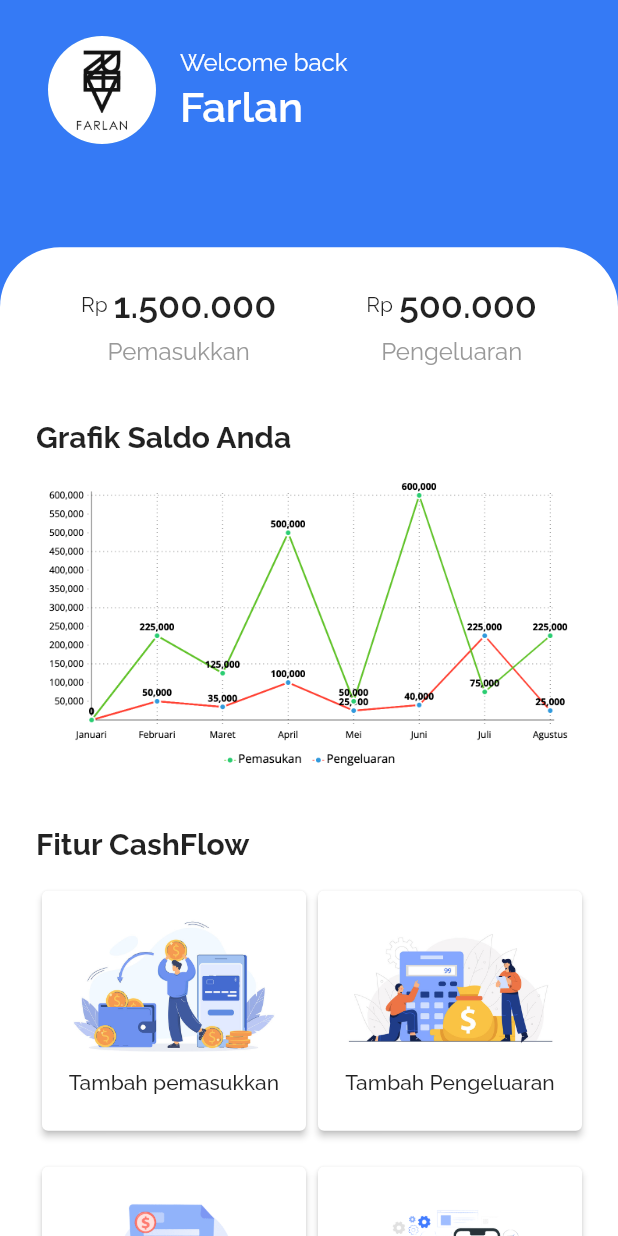
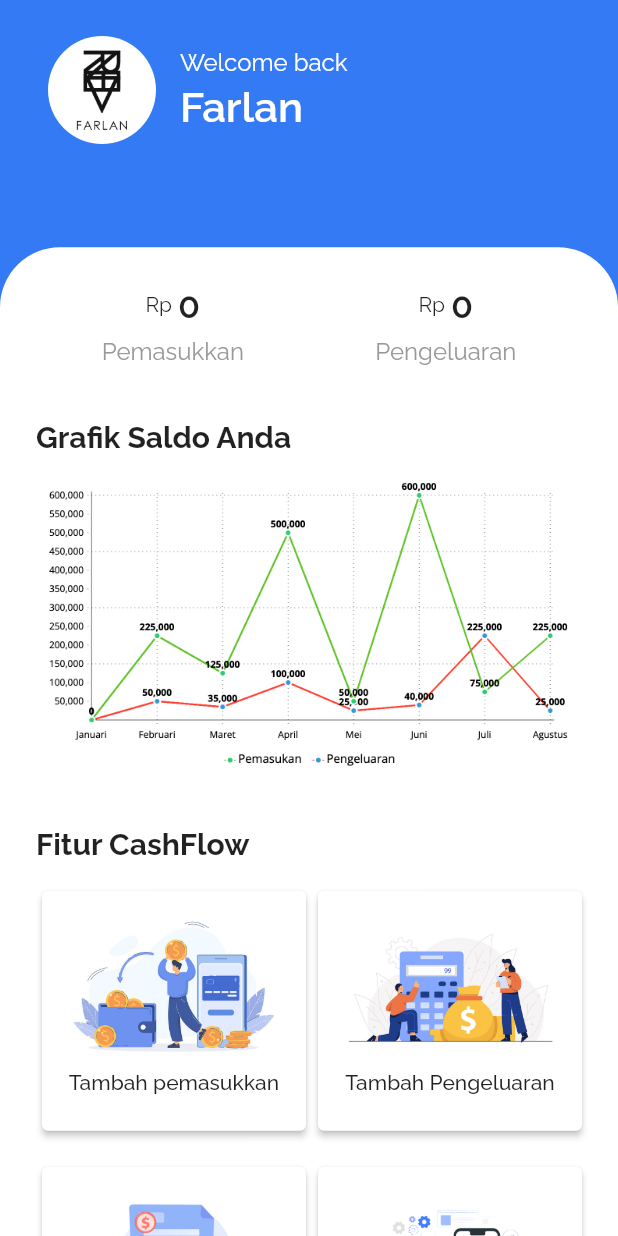
Before and after one commit to farid-maulana/CashBookApp, a Flutter app: the screen it shows after launch, after a tap on "LOGIN", on a phone screen of 412 x 824 dp. Run offline on Flutter 3.47's test engine with Material 2 defaults, Android fonts, the phone set to English and light mode, and no system bars; our stand-ins replace sqflite; accounts and stored records are empty.

Commit message:
Calculate total income and expanse

```diff
--- a/lib/screens/home_screen.dart
+++ b/lib/screens/home_screen.dart
@@ -1,16 +1,39 @@
+import 'dart:developer';
+
 import 'package:cash_book_app/routes/routes.dart';
 import 'package:cash_book_app/styles/constant.dart';
 import 'package:cash_book_app/utilities/currency_format.dart';
+import 'package:cash_book_app/utilities/db_helper.dart';
 import 'package:flutter/material.dart';
 
-class HomeScreen extends StatelessWidget {
+class HomeScreen extends StatefulWidget {
   const HomeScreen({Key? key}) : super(key: key);
 
   @override
+  State<HomeScreen> createState() => _HomeScreenState();
+}
+
+class _HomeScreenState extends State<HomeScreen> {
+  int _income = 0;
+  int _expanse = 0;
+
+  void _refreshTransactions() async {
+    final income = await DbHelper.calculateTransaction('income');
+    final expanse = await DbHelper.calculateTransaction('expanse');
+    setState(() {
+      _income = income[0]['total'] ?? 0;
+      _expanse = expanse[0]['total'] ?? 0;
+    });
+  }
+
+  @override
+  void initState() {
+    super.initState();
+    _refreshTransactions();
+  }
+
+  @override
   Widget build(BuildContext context) {
-    int outcome = 500000;
-    int income = 1500000;
-
     return Scaffold(
       backgroundColor: primaryColor,
       body: SingleChildScrollView(
@@ -94,7 +117,7 @@ class HomeScreen extends StatelessWidget {
                                   ),
                                 ),
                                 Text(
-                                  CurrencyFormat.convertToIdr(income, 0),
+                                  CurrencyFormat.convertToIdr(_income, 0),
                                   style: const TextStyle(
                                     fontSize: 24,
                                     fontWeight: FontWeight.w600,
@@ -128,7 +151,7 @@ class HomeScreen extends StatelessWidget {
                                   ),
                                 ),
                                 Text(
-                                  CurrencyFormat.convertToIdr(outcome, 0),
+                                  CurrencyFormat.convertToIdr(_expanse, 0),
                                   style: const TextStyle(
                                     fontSize: 24,
                                     fontWeight: FontWeight.w600,
@@ -196,7 +219,8 @@ class HomeScreen extends StatelessWidget {
                               children: [
                                 InkWell(
                                   onTap: () => {
-                                    Navigator.pushNamed(context, Routes.incomeScreen)
+                                    Navigator.pushNamed(
+                                        context, Routes.incomeScreen)
                                   },
                                   child: Card(
                                     elevation: 2.0,
@@ -227,7 +251,8 @@ class HomeScreen extends StatelessWidget {
                                 ),
                                 InkWell(
                                   onTap: () => {
-                                    Navigator.pushNamed(context, Routes.expenseScreen)
+                                    Navigator.pushNamed(
+                                        context, Routes.expenseScreen)
                                   },
                                   child: Card(
                                     elevation: 2.0,
@@ -266,7 +291,8 @@ class HomeScreen extends StatelessWidget {
                               children: [
                                 InkWell(
                                   onTap: () => {
-                                    Navigator.pushNamed(context, Routes.historyScreen)
+                                    Navigator.pushNamed(
+                                        context, Routes.historyScreen)
                                   },
                                   child: Card(
                                     elevation: 2.0,
@@ -297,7 +323,8 @@ class HomeScreen extends StatelessWidget {
                                 ),
                                 InkWell(
                                   onTap: () => {
-                                    Navigator.pushNamed(context, Routes.settingScreen)
+                                    Navigator.pushNamed(
+                                        context, Routes.settingScreen)
                                   },
                                   child: Card(
                                     elevation: 2.0,
--- a/lib/utilities/db_helper.dart
+++ b/lib/utilities/db_helper.dart
@@ -95,4 +95,14 @@ class DbHelper {
     final db = await DbHelper.db();
     return db.query('transactions', orderBy: 'id DESC');
   }
+
+  // Calculate total income
+  static Future<List<Map<String, dynamic>>> calculateTransaction(
+      String category) async {
+    final db = await DbHelper.db();
+    final data = await db.rawQuery(
+        "SELECT SUM(nominal) as total FROM transactions WHERE category = '$category'");
+
+    return data;
+  }
 }
```
